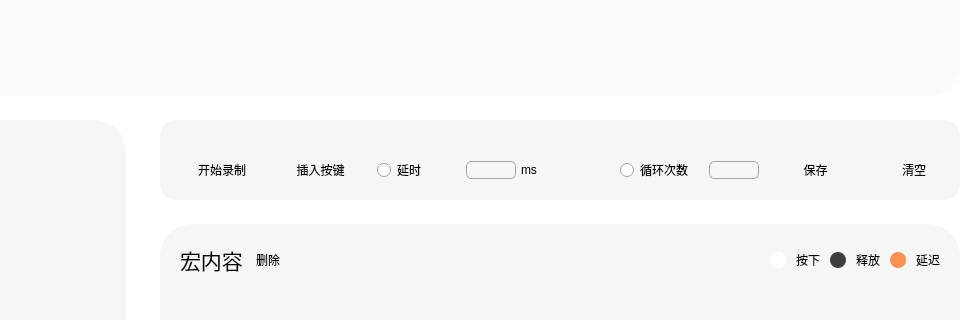
Old version of the form FrameMacro.ui in the repository wlffeng2008/AKKOStdio; both pictures show x 178 to 1138 and y 365 to 685 of the 1138 by 825 pixel window.
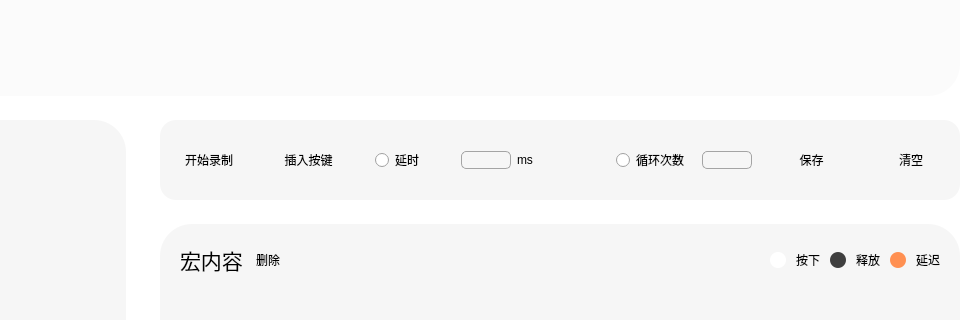
New version of the form. Icons and pictures are not drawn. Custom widgets are drawn as their Qt base class.

The edit to the form file:
```diff
--- a/FrameMacro.ui
+++ b/FrameMacro.ui
@@ -279,7 +279,7 @@
          <property name="bottomMargin">
           <number>0</number>
          </property>
-         <item>
+         <item alignment="Qt::AlignmentFlag::AlignVCenter">
           <widget class="QFrame" name="frameLuni">
            <property name="minimumSize">
             <size>
@@ -296,19 +296,7 @@
            <property name="frameShadow">
             <enum>QFrame::Shadow::Raised</enum>
            </property>
-           <widget class="QWidget" name="layoutWidget">
-            <property name="geometry">
-             <rect>
-              <x>20</x>
-              <y>20</y>
-              <width>776</width>
-              <height>60</height>
-             </rect>
-            </property>
             <layout class="QHBoxLayout" name="horizontalLayout_3">
-             <property name="spacing">
-              <number>5</number>
-             </property>
              <item>
               <widget class="QPushButton" name="pushButtonStart">
                <property name="styleSheet">
@@ -343,13 +331,13 @@
                </property>
                <property name="sizeHint" stdset="0">
                 <size>
-                 <width>10</width>
+                <width>13</width>
                  <height>20</height>
                 </size>
                </property>
               </spacer>
              </item>
-             <item alignment="Qt::AlignmentFlag::AlignVCenter">
+            <item>
               <widget class="QPushButton" name="pushButtonInsert">
                <property name="minimumSize">
                 <size>
@@ -391,7 +379,7 @@
                </property>
                <property name="sizeHint" stdset="0">
                 <size>
-                 <width>10</width>
+                <width>20</width>
                  <height>20</height>
                 </size>
                </property>
@@ -404,7 +392,7 @@
                </property>
               </widget>
              </item>
-             <item alignment="Qt::AlignmentFlag::AlignVCenter">
+            <item>
               <widget class="QLineEdit" name="lineEditDelay">
                <property name="minimumSize">
                 <size>
@@ -425,6 +413,12 @@
              </item>
              <item>
               <widget class="QLabel" name="label_3">
+              <property name="minimumSize">
+               <size>
+                <width>63</width>
+                <height>58</height>
+               </size>
+              </property>
                <property name="text">
                 <string notr="true">ms</string>
                </property>
@@ -440,7 +434,7 @@
                </property>
                <property name="sizeHint" stdset="0">
                 <size>
-                 <width>10</width>
+                <width>13</width>
                  <height>20</height>
                 </size>
                </property>
@@ -482,13 +476,13 @@
                </property>
                <property name="sizeHint" stdset="0">
                 <size>
-                 <width>10</width>
+                <width>13</width>
                  <height>20</height>
                 </size>
                </property>
               </spacer>
              </item>
-             <item alignment="Qt::AlignmentFlag::AlignVCenter">
+            <item>
               <widget class="QPushButton" name="pushButtonSave">
                <property name="minimumSize">
                 <size>
@@ -530,13 +524,13 @@
                </property>
                <property name="sizeHint" stdset="0">
                 <size>
-                 <width>10</width>
+                <width>13</width>
                  <height>20</height>
                 </size>
                </property>
               </spacer>
              </item>
-             <item alignment="Qt::AlignmentFlag::AlignVCenter">
+            <item>
               <widget class="QPushButton" name="pushButtonClear">
                <property name="minimumSize">
                 <size>
@@ -569,7 +563,6 @@
               </widget>
              </item>
             </layout>
-           </widget>
           </widget>
          </item>
          <item>
```
Left out of the diff: 21 changed lines with no effect on the pictures. Lines whose indentation alone changed are shown as unchanged.
